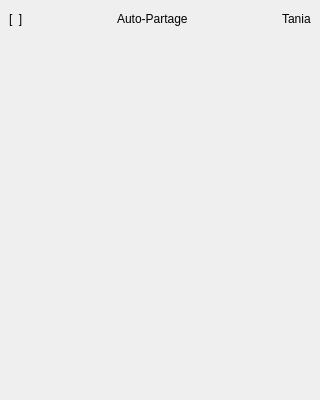
The window that userinterface.ui (gnuvince/IFT2905-Project) describes before a commit, drawn with Qt 5.
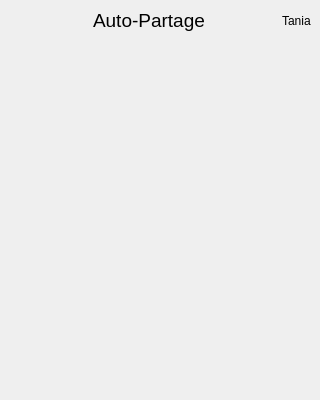
The same window after the commit.

Diff of the .ui file:
```diff
--- a/userinterface.ui
+++ b/userinterface.ui
@@ -20,7 +20,7 @@
       <item>
        <widget class="QLabel" name="lblEnveloppe">
         <property name="text">
-         <string>[  ]</string>
+         <string/>
         </property>
        </widget>
       </item>
@@ -39,6 +39,11 @@
       </item>
       <item>
        <widget class="QLabel" name="label_2">
+        <property name="font">
+         <font>
+          <pointsize>14</pointsize>
+         </font>
+        </property>
         <property name="text">
          <string>Auto-Partage</string>
         </property>
```
Left out of the diff: 2 changed lines with no effect on the pictures.
